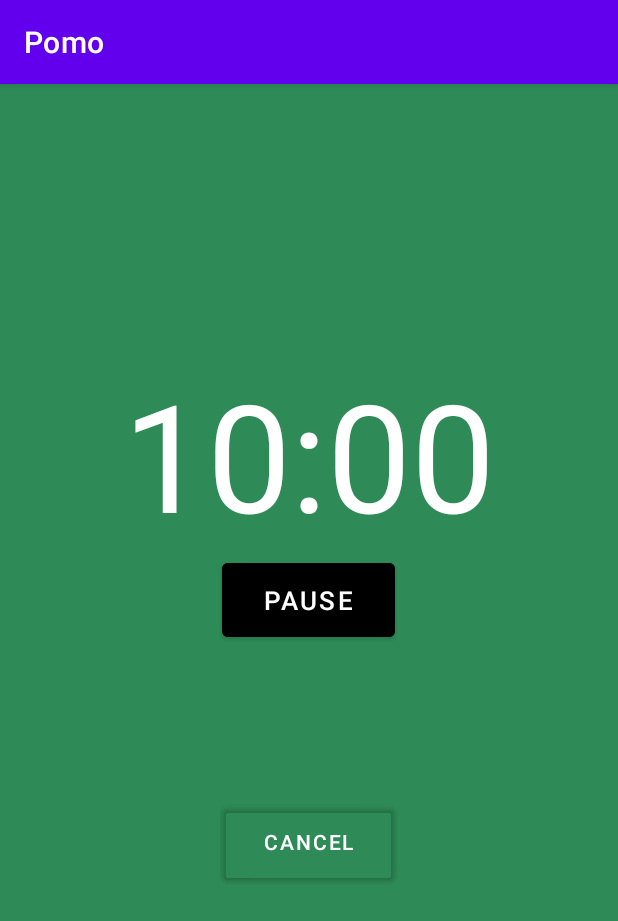
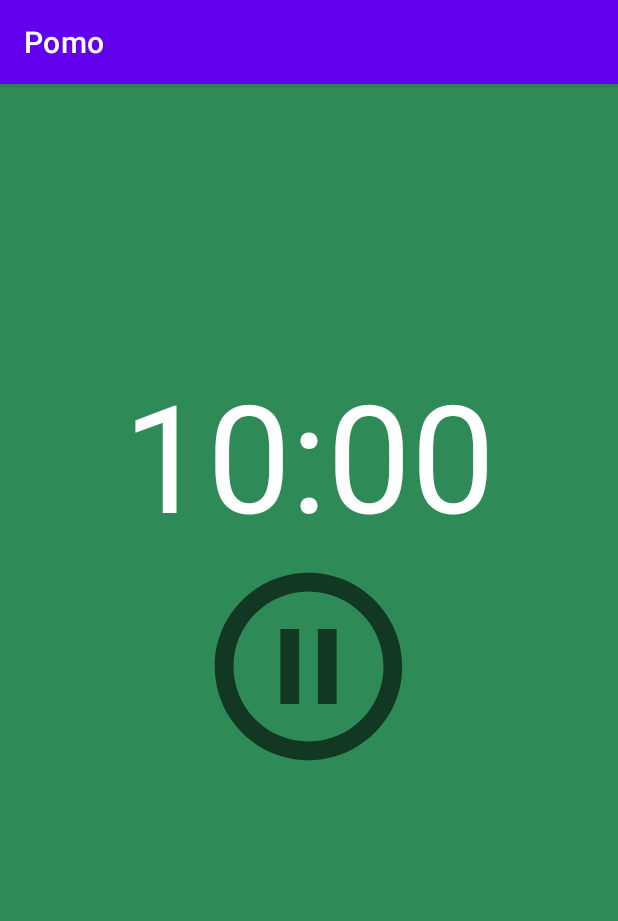
Before and after one commit to kkuang70/Pomo, an Android app: the PomodoroDetails screen opened directly, with no data from a screen before it, on a phone screen of 412 x 824 dp. Shown: the top 921 px of the screen. Run offline under Robolectric (Android 15) with nearby library versions, the phone set to English and light mode, and no system bars; our stand-ins replace Room's generated code; 6 statements that could not run were skipped.

Commit message:
Refactor Pause Button, comment out cancel button logic

```diff
--- a/app/src/main/java/com/example/pomo/activities/PomodoroAdapter.kt
+++ b/app/src/main/java/com/example/pomo/activities/PomodoroAdapter.kt
@@ -25,7 +25,6 @@ class PomodoroAdapter(
     override fun onBindViewHolder(holder: PomodoroViewHolder, position: Int) {
         val currentItem = pomodoroList[position]
 
-//        holder.imageView.setImageResource(currentItem.imageResource)
         holder.titleView.text = currentItem.title
         holder.descriptionView.text = currentItem.description
         holder.timeSplit.text = "${currentItem.studyMinutes} / ${currentItem.breakMinutes}"
@@ -37,7 +36,6 @@ class PomodoroAdapter(
     inner class PomodoroViewHolder(itemView: View) : RecyclerView.ViewHolder(itemView),
         View.OnClickListener {
 
-//        val imageView: ImageView = itemView.findViewById(R.id.pomo_image_view)
         val titleView: TextView = itemView.findViewById(R.id.pomo_title_view)
         val descriptionView: TextView = itemView.findViewById(R.id.pomo_description_view)
         val timeSplit: TextView = itemView.findViewById(R.id.time_split)
--- a/app/src/main/java/com/example/pomo/activities/PomodoroDetails.kt
+++ b/app/src/main/java/com/example/pomo/activities/PomodoroDetails.kt
@@ -6,6 +6,7 @@ import android.graphics.Color
 import androidx.appcompat.app.AppCompatActivity
 import android.os.Bundle
 import android.widget.Button
+import android.widget.ImageButton
 import android.widget.RelativeLayout
 import android.widget.TextView
 import androidx.appcompat.app.AlertDialog
@@ -26,6 +27,7 @@ class PomodoroDetails : AppCompatActivity() {
     private lateinit var message: PomodoroDataItem
     private val startTime = Calendar.getInstance().time
     private var red = true
+    private var currentStopWatch: Stopwatch? = null
 
 
 
@@ -37,95 +39,90 @@ class PomodoroDetails : AppCompatActivity() {
         mPomodoroSessionViewModel = ViewModelProvider(this).get(PomodoroSessionViewModel::class.java)
 
         if (message != null) {
-            timeLeftInMilliseconds = message.studyTime.toFloat() * 60000
-            breakTimeLeftInMilliseconds = message.breakTime.toFloat() * 60000
+            timeLeftInMilliseconds = message.studyTime * 60000
+            breakTimeLeftInMilliseconds = message.breakTime * 60000
         }
 
         countdownText = findViewById(R.id.countdown_text)
 
-        val breakStopWatch: Stopwatch = Stopwatch(breakTimeLeftInMilliseconds) {
+        val breakStopwatch = createBreakStopWatch()
+        val studyStopWatch = createStudyStopWatch(breakStopwatch)
+        studyStopWatch.startTimer()
+        currentStopWatch = studyStopWatch
+        createPauseButton()
+
+
+
+
+//        val cancelTimer = findViewById<Button>(R.id.cancel_button)
+//        cancelTimer.setOnClickListener {
+//            fun check(x : Stopwatch, y : String){
+//                val dialogBuilder = AlertDialog.Builder(this)
+//                dialogBuilder.setMessage("Do you want to cancel $y timer?")
+//                    .setCancelable(false)
+//                    .setPositiveButton("Yes") { _, _ ->
+//                        x.endTimer()
+//                    }
+//                    .setNegativeButton("No") { _, _ ->
+//                        x.startTimer()
+//                    }
+//                val alert = dialogBuilder.create()
+//                alert.show()
+//            }
+//
+//
+//            if(red){
+//                studyStopWatch.stopTimer()
+//                check(studyStopWatch, "study")
+//            }else{
+//                breakStopWatch.stopTimer()
+//                check(breakStopWatch, "break")
+//
+//
+//            }
+//        }
+
+    }
+    private fun createBreakStopWatch(): Stopwatch {
+        val breakStopWatch = Stopwatch(breakTimeLeftInMilliseconds) {
             insertDataToDatabase()
             startActivity(Intent(this, MainActivity::class.java))
         }
-        breakStopWatch.countDownText.observe(this, Observer<String> { countdown ->
+        breakStopWatch.countDownText.observe(this) { countdown ->
             countdownText.text = countdown
-        })
+        }
+        return breakStopWatch
+    }
 
-        val studyStopWatch: Stopwatch =
+    private fun createStudyStopWatch(breakStopwatch: Stopwatch): Stopwatch {
+        val studyStopWatch =
             Stopwatch(timeLeftInMilliseconds) {
                 val currentActivity: RelativeLayout = findViewById(R.id.pomo_details)
                 currentActivity.setBackgroundColor(Color.parseColor("#2E8B57"))
-                breakStopWatch.startTimer()
-                red=false
+                breakStopwatch.startTimer()
+                currentStopWatch = breakStopwatch
             }
-        studyStopWatch.startTimer()
-        studyStopWatch.countDownText.observe(this, Observer<String> { countdown ->
+        studyStopWatch.countDownText.observe(this) { countdown ->
             countdownText.text = countdown
-        })
+        }
+        return studyStopWatch
+    }
 
+    private fun createPauseButton() {
+        val pauseTimer = findViewById<ImageButton>(R.id.pause_button)
+        var paused = false
 
-        //CANCEL TIMER BUTTON START--------------------------------------------------------------------------------------
-        val cancelTimer = findViewById<Button>(R.id.cancel_button)
-        cancelTimer.setOnClickListener {
-            fun check(x : Stopwatch, y : String){
-                val dialogBuilder = AlertDialog.Builder(this)
-                dialogBuilder.setMessage("Do you want to cancel $y timer?")
-                    .setCancelable(false)
-                    .setPositiveButton("Yes",DialogInterface.OnClickListener{
-                            dialog, id -> x.endTimer()
-                    })
-                    .setNegativeButton("No", DialogInterface.OnClickListener{
-                            dialog, id -> x.startTimer()
-                    })
-                val alert = dialogBuilder.create()
-                alert.show()
+        pauseTimer.setOnClickListener {
+            if (paused)
+            {
+                currentStopWatch!!.startTimer()
+                pauseTimer.setImageResource(R.drawable.ic_baseline_pause_circle_outline_24)
+            } else {
+                currentStopWatch!!.stopTimer()
+                pauseTimer.setImageResource(R.drawable.ic_baseline_play_circle_outline_24)
             }
-
-
-            if(red){
-                studyStopWatch.stopTimer()
-                check(studyStopWatch, "study")
-
-                //studyStopWatch.endTimer()
-            }else{
-                breakStopWatch.stopTimer()
-                check(breakStopWatch, "break")
-
-
-            }
+            paused = !paused
         }
-
-        //CANCEL TIMER BUTTON END ----------------------------------------------------------------------------------------
-
-        //PAUSE TIMER BUTTON START----------------------------------------------------------------------------------------
-
-        val pauseTimer = findViewById<Button>(R.id.pause_button)
-
-        pauseTimer.setOnClickListener{
-            if(pauseTimer.text == "PAUSE"){ //IF THE BUTTON says PAUSE
-                if(red){ //red background PAUSE TIMER
-                    studyStopWatch.stopTimer()
-                    pauseTimer.text="RESUME"
-
-                }else{  // green background PAUSE TIMER
-                    breakStopWatch.stopTimer()
-                    pauseTimer.text="RESUME"
-
-                }
-            } else{
-                if(red){
-                    studyStopWatch.startTimer()
-                    pauseTimer.text="PAUSE"
-                }else{
-                    breakStopWatch.startTimer()
-                    pauseTimer.text="PAUSE"
-                }
-            }
-
-
-        }
-
-        //PAUSE TIMER BUTTON END------------------------------------------------------------------------------------------------
     }
 
     private fun insertDataToDatabase() {
@@ -135,7 +132,7 @@ class PomodoroDetails : AppCompatActivity() {
         val breakTime = message.breakTime
         val startTime = startTime.toString()
         val endTime = Calendar.getInstance().time.toString()
-        val pomodoroSessionItem = PomodoroSession(0, title.toString(), description, studyTime, breakTime, startTime, endTime)
+        val pomodoroSessionItem = PomodoroSession(0, title, description, studyTime, breakTime, startTime, endTime)
         mPomodoroSessionViewModel.addPomodoroSession(pomodoroSessionItem)
     }
 }
--- a/app/src/main/java/com/example/pomo/viewmodel/PomodoroSessionViewModel.kt
+++ b/app/src/main/java/com/example/pomo/viewmodel/PomodoroSessionViewModel.kt
@@ -13,16 +13,11 @@ import kotlinx.coroutines.launch
 class PomodoroSessionViewModel(application: Application): AndroidViewModel(application) {
     val readAllData: LiveData<List<PomodoroSession>>
     private val repository: PomodoroSessionRepository
-//    private val selectedItem: LiveData<PomodoroSession>
 
     fun addPomodoroSession(pomodoroSession: PomodoroSession) {
         viewModelScope.launch(Dispatchers.IO) {
             repository.addPomodoroSession(pomodoroSession)
         }
-    }
-
-    fun selectPomodoroItem() {
-
     }
 
     fun deletePomodoroSession(pomodoroSession: PomodoroSession) {
--- /dev/null
+++ b/app/src/main/res/drawable/ic_baseline_pause_circle_outline_24.xml
@@ -0,0 +1,10 @@
+<vector xmlns:android="http://schemas.android.com/apk/res/android"
+    android:width="150dp"
+    android:height="150dp"
+    android:viewportWidth="24"
+    android:viewportHeight="24"
+    android:tint="?attr/colorControlNormal">
+  <path
+      android:fillColor="@android:color/white"
+      android:pathData="M9,16h2L11,8L9,8v8zM12,2C6.48,2 2,6.48 2,12s4.48,10 10,10 10,-4.48 10,-10S17.52,2 12,2zM12,20c-4.41,0 -8,-3.59 -8,-8s3.59,-8 8,-8 8,3.59 8,8 -3.59,8 -8,8zM13,16h2L15,8h-2v8z"/>
+</vector>
--- /dev/null
+++ b/app/src/main/res/drawable/ic_baseline_play_circle_outline_24.xml
@@ -0,0 +1,10 @@
+<vector xmlns:android="http://schemas.android.com/apk/res/android"
+    android:width="150dp"
+    android:height="150dp"
+    android:viewportWidth="24"
+    android:viewportHeight="24"
+    android:tint="?attr/colorControlNormal">
+  <path
+      android:fillColor="@android:color/white"
+      android:pathData="M10,16.5l6,-4.5 -6,-4.5v9zM12,2C6.48,2 2,6.48 2,12s4.48,10 10,10 10,-4.48 10,-10S17.52,2 12,2zM12,20c-4.41,0 -8,-3.59 -8,-8s3.59,-8 8,-8 8,3.59 8,8 -3.59,8 -8,8z"/>
+</vector>
--- a/app/src/main/res/layout/activity_pomodoro_details.xml
+++ b/app/src/main/res/layout/activity_pomodoro_details.xml
@@ -1,6 +1,5 @@
 <?xml version="1.0" encoding="utf-8"?>
 <RelativeLayout xmlns:android="http://schemas.android.com/apk/res/android"
-    xmlns:app="http://schemas.android.com/apk/res-auto"
     xmlns:tools="http://schemas.android.com/tools"
     android:id="@+id/pomo_details"
     android:layout_width="match_parent"
@@ -14,31 +13,30 @@
         android:layout_height="wrap_content"
         android:layout_centerHorizontal="true"
         android:layout_marginTop="180dp"
-        android:text="10:00"
+        android:text="@string/_10_00"
 
         android:textColor="@color/white"
         android:textSize="100sp" />
 
-    <Button
+    <ImageButton
         android:id="@+id/pause_button"
-        android:layout_width="115dp"
-        android:layout_height="61dp"
+        android:layout_width="150dp"
+        android:layout_height="150dp"
         android:layout_below="@id/countdown_text"
         android:layout_centerHorizontal="true"
-        android:backgroundTint="@color/black"
-        android:text="PAUSE"
-        android:textSize="17sp"/>
+        android:backgroundTint="@android:color/transparent"
+        android:src="@drawable/ic_baseline_pause_circle_outline_24"
+        android:contentDescription="TODO" />
 
-    <Button
-        android:id="@+id/cancel_button"
-        android:layout_width="115dp"
-        android:layout_height="61dp"
-        android:text="CANCEL"
-        android:layout_below="@id/pause_button"
-        android:layout_centerHorizontal="true"
-        android:backgroundTint="@android:color/transparent"
-        android:layout_marginTop="100dp"
-
-        />
+<!--    <Button-->
+<!--        android:id="@+id/cancel_button"-->
+<!--        android:layout_width="115dp"-->
+<!--        android:layout_height="61dp"-->
+<!--        android:text="CANCEL"-->
+<!--        android:layout_below="@id/pause_button"-->
+<!--        android:layout_centerHorizontal="true"-->
+<!--        android:backgroundTint="@android:color/transparent"-->
+<!--        android:layout_marginTop="100dp"-->
+<!--        />-->
 
 </RelativeLayout>
--- a/app/src/main/res/values/strings.xml
+++ b/app/src/main/res/values/strings.xml
@@ -11,4 +11,5 @@
     <string name="hello_second_fragment">Hello second fragment. Arg: %1$s</string>
     <!-- TODO: Remove or change this placeholder text -->
     <string name="hello_blank_fragment">Hello blank fragment</string>
+    <string name="_10_00">10:00</string>
 </resources>
```
Also changed, not shown: app/src/main/java/com/example/pomo/viewmodel/ToolbarState.kt (deleted, +0 -8 lines).
